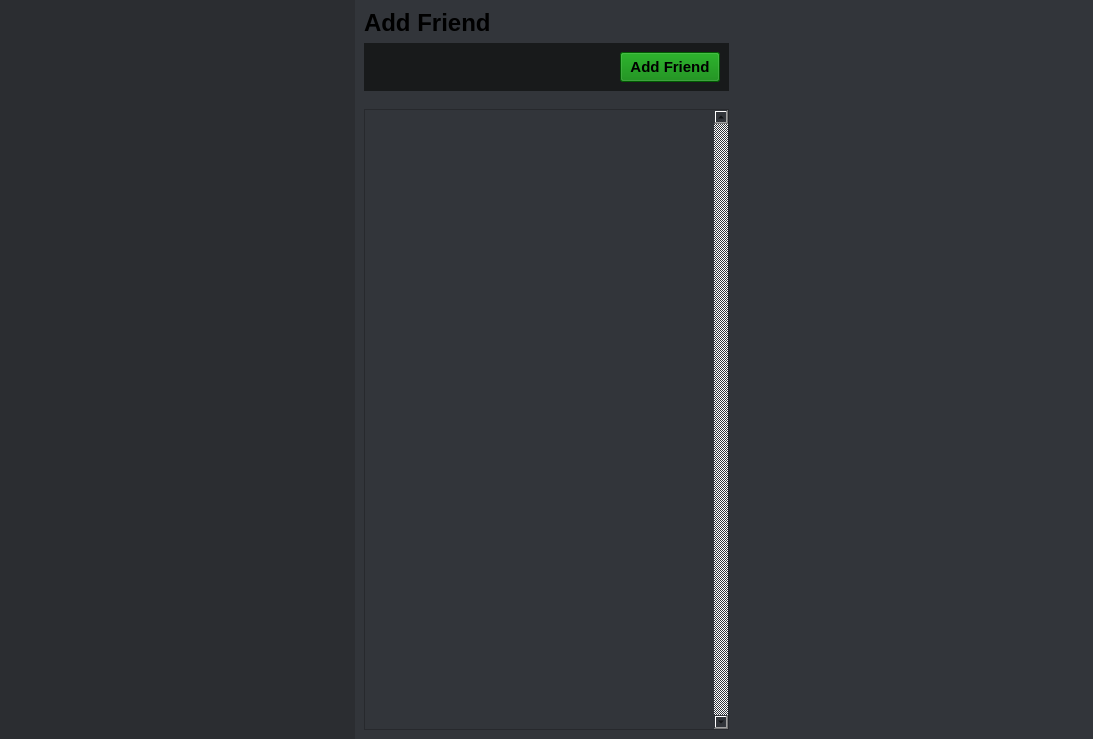
The window that mainwindow.ui (Didi305/Discard) describes before a commit, drawn with Qt 5.
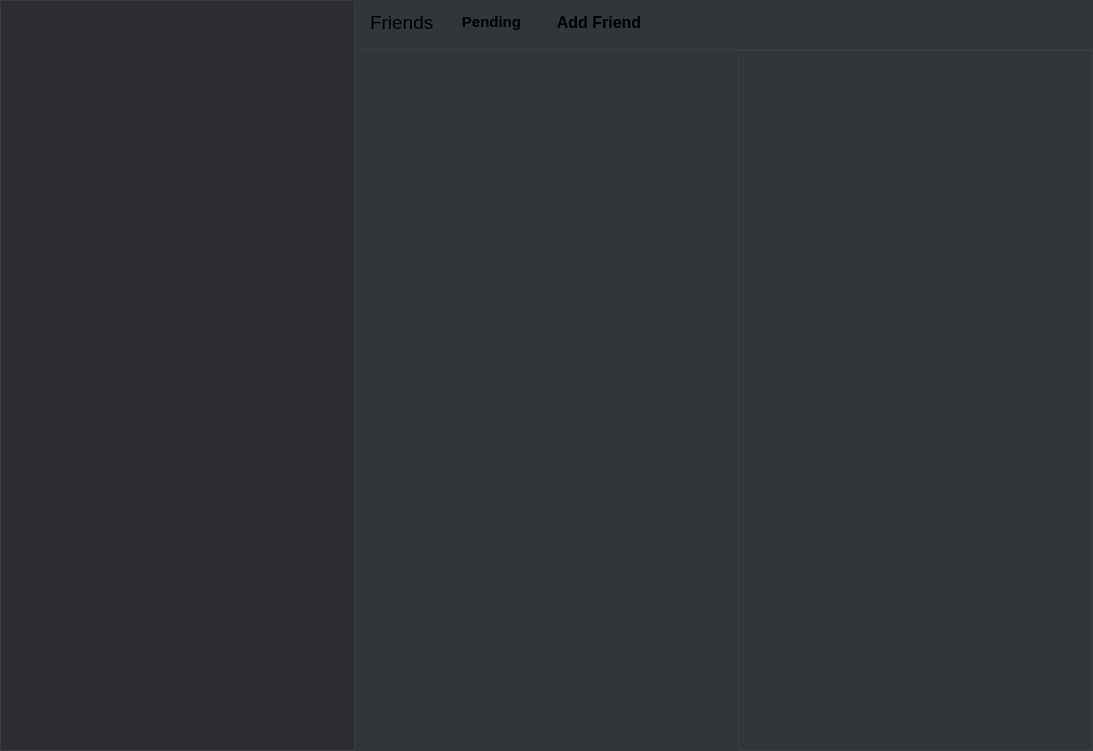
The same window after the commit. Icons and pictures are not drawn.

The edit to the form file:
```diff
--- a/mainwindow.ui
+++ b/mainwindow.ui
@@ -7,7 +7,7 @@
     <x>0</x>
     <y>0</y>
     <width>1093</width>
-    <height>739</height>
+    <height>751</height>
    </rect>
   </property>
   <property name="windowTitle">
@@ -16,8 +16,8 @@
   <property name="windowIcon">
    <iconset theme="QIcon::ThemeIcon::AddressBookNew"/>
   </property>
-  <widget class="QWidget" name="centralwidget">
-   <layout class="QHBoxLayout" name="horizontalLayout" stretch="0,1,0">
+  <widget class="QWidget" name="mainContainer">
+   <layout class="QHBoxLayout" name="horizontalLayout_3">
     <property name="spacing">
      <number>0</number>
     </property>
@@ -35,6 +35,9 @@
     </property>
     <item>
      <layout class="QVBoxLayout" name="verticalLayoutLeft">
+      <property name="spacing">
+       <number>0</number>
+      </property>
       <item>
        <widget class="QWidget" name="widget_2" native="true">
         <property name="minimumSize">
@@ -513,118 +516,21 @@
          </palette>
         </property>
         <property name="styleSheet">
-         <string notr="true">background-color: #2b2d31</string>
+         <string notr="true">background-color: #2b2d31;
+
+border: 1px solid #3a3c43;</string>
         </property>
        </widget>
       </item>
      </layout>
     </item>
     <item>
-     <layout class="QVBoxLayout" name="verticalLayoutCenter">
-      <property name="spacing">
-       <number>2</number>
-      </property>
-      <item>
-       <widget class="QStackedWidget" name="stackedWidget">
-        <property name="palette">
-         <palette>
-          <active>
-           <colorrole role="Button">
-            <brush brushstyle="SolidPattern">
-             <color alpha="255">
-              <red>50</red>
-              <green>53</green>
-              <blue>58</blue>
-             </color>
-            </brush>
-           </colorrole>
-           <colorrole role="Base">
-            <brush brushstyle="SolidPattern">
-             <color alpha="255">
-              <red>50</red>
-              <green>53</green>
-              <blue>58</blue>
-             </color>
-            </brush>
-           </colorrole>
-           <colorrole role="Window">
-            <brush brushstyle="SolidPattern">
-             <color alpha="255">
-              <red>50</red>
-              <green>53</green>
-              <blue>58</blue>
-             </color>
-            </brush>
-           </colorrole>
-          </active>
-          <inactive>
-           <colorrole role="Button">
-            <brush brushstyle="SolidPattern">
-             <color alpha="255">
-              <red>50</red>
-              <green>53</green>
-              <blue>58</blue>
-             </color>
-            </brush>
-           </colorrole>
-           <colorrole role="Base">
-            <brush brushstyle="SolidPattern">
-             <color alpha="255">
-              <red>50</red>
-              <green>53</green>
-              <blue>58</blue>
-             </color>
-            </brush>
-           </colorrole>
-           <colorrole role="Window">
-            <brush brushstyle="SolidPattern">
-             <color alpha="255">
-              <red>50</red>
-              <green>53</green>
-              <blue>58</blue>
-             </color>
-            </brush>
-           </colorrole>
-          </inactive>
-          <disabled>
-           <colorrole role="Button">
-            <brush brushstyle="SolidPattern">
-             <color alpha="255">
-              <red>50</red>
-              <green>53</green>
-              <blue>58</blue>
-             </color>
-            </brush>
-           </colorrole>
-           <colorrole role="Base">
-            <brush brushstyle="SolidPattern">
-             <color alpha="255">
-              <red>50</red>
-              <green>53</green>
-              <blue>58</blue>
-             </color>
-            </brush>
-           </colorrole>
-           <colorrole role="Window">
-            <brush brushstyle="SolidPattern">
-             <color alpha="255">
-              <red>50</red>
-              <green>53</green>
-              <blue>58</blue>
-             </color>
-            </brush>
-           </colorrole>
-          </disabled>
-         </palette>
-        </property>
+     <widget class="QStackedWidget" name="topBarColumnsContainer">
         <property name="styleSheet">
-         <string notr="true">background-color: #32353a</string>
-        </property>
-        <property name="currentIndex">
-         <number>0</number>
-        </property>
-        <widget class="QWidget" name="friends">
-         <layout class="QVBoxLayout" name="verticalLayout" stretch="0,1">
+       <string notr="true"/>
+      </property>
+      <widget class="QWidget" name="friends" native="true">
+       <layout class="QVBoxLayout" name="verticalLayout_4">
           <property name="spacing">
            <number>0</number>
           </property>
@@ -641,34 +547,21 @@
            <number>0</number>
           </property>
           <item>
-           <widget class="QWidget" name="addFriend" native="true">
-            <property name="autoFillBackground">
-             <bool>false</bool>
-            </property>
-            <property name="styleSheet">
-             <string notr="true"/>
-            </property>
-            <layout class="QVBoxLayout" name="verticalLayout_2">
-             <item>
-              <widget class="QLabel" name="label">
-               <property name="font">
-                <font>
-                 <pointsize>18</pointsize>
-                 <bold>true</bold>
-                </font>
-               </property>
-               <property name="text">
-                <string>Add Friend</string>
-               </property>
-              </widget>
-             </item>
-             <item>
-              <widget class="QFrame" name="addFriendFrame">
-               <property name="autoFillBackground">
-                <bool>false</bool>
-               </property>
+         <widget class="QFrame" name="topBarFrame">
+          <property name="minimumSize">
+           <size>
+            <width>50</width>
+            <height>50</height>
+           </size>
+          </property>
+          <property name="layoutDirection">
+           <enum>Qt::LayoutDirection::LeftToRight</enum>
+          </property>
                <property name="styleSheet">
-                <string notr="true">background-color: rgb(24, 26, 27)</string>
+           <string notr="true">#topBarFrame {
+    border-bottom:1px solid #3a3c43;
+	background: #32353a;
+}</string>
                </property>
                <property name="frameShape">
                 <enum>QFrame::Shape::NoFrame</enum>
@@ -676,101 +569,280 @@
                <property name="frameShadow">
                 <enum>QFrame::Shadow::Raised</enum>
                </property>
-               <layout class="QHBoxLayout" name="addFriendLayout">
+          <property name="lineWidth">
+           <number>0</number>
+          </property>
+          <layout class="QHBoxLayout" name="horizontalLayout_2">
+           <property name="spacing">
+            <number>20</number>
+           </property>
+           <property name="leftMargin">
+            <number>15</number>
+           </property>
+           <property name="topMargin">
+            <number>5</number>
+           </property>
+           <property name="rightMargin">
+            <number>10</number>
+           </property>
+           <property name="bottomMargin">
+            <number>10</number>
+           </property>
                 <item>
-                 <widget class="QLineEdit" name="addFriendInput">
-                  <property name="frame">
-                   <bool>false</bool>
+            <widget class="QLabel" name="label">
+             <property name="sizePolicy">
+              <sizepolicy hsizetype="Fixed" vsizetype="Preferred">
+               <horstretch>0</horstretch>
+               <verstretch>0</verstretch>
+              </sizepolicy>
+             </property>
+             <property name="maximumSize">
+              <size>
+               <width>100</width>
+               <height>20</height>
+              </size>
+             </property>
+             <property name="font">
+              <font>
+               <pointsize>14</pointsize>
+               <fontweight>ExtraBold</fontweight>
+              </font>
+             </property>
+             <property name="text">
+              <string>Friends</string>
                   </property>
                  </widget>
                 </item>
                 <item>
-                 <widget class="QPushButton" name="addFriendButton">
-                  <property name="minimumSize">
+            <widget class="QPushButton" name="outgoing">
+             <property name="sizePolicy">
+              <sizepolicy hsizetype="Fixed" vsizetype="Fixed">
+               <horstretch>0</horstretch>
+               <verstretch>0</verstretch>
+              </sizepolicy>
+             </property>
+             <property name="maximumSize">
                    <size>
-                    <width>100</width>
-                    <height>30</height>
+               <width>75</width>
+               <height>16777215</height>
                    </size>
                   </property>
                   <property name="font">
                    <font>
                     <pointsize>11</pointsize>
+               <italic>false</italic>
                     <bold>true</bold>
+               <underline>false</underline>
+               <strikeout>false</strikeout>
+               <kerning>true</kerning>
                    </font>
                   </property>
                   <property name="cursor">
                    <cursorShape>PointingHandCursor</cursorShape>
                   </property>
                   <property name="styleSheet">
-                   <string notr="true">background-color: green</string>
+              <string notr="true">#outgoing { 
+	background: #32353a; 
+}
+
+#outgoing:hover { 
+	background: #2f8f54; 
+}</string>
                   </property>
                   <property name="text">
-                   <string>Add Friend</string>
+              <string>Pending</string>
                   </property>
                   <property name="flat">
-                   <bool>false</bool>
-                  </property>
-                 </widget>
-                </item>
-               </layout>
-              </widget>
-             </item>
-            </layout>
-           </widget>
-          </item>
-          <item>
-           <widget class="QWidget" name="PendingRequestList" native="true">
-            <layout class="QHBoxLayout" name="horizontalLayout_3">
-             <item>
-              <widget class="QScrollArea" name="scrollAreaPending">
-               <property name="styleSheet">
-                <string notr="true"/>
-               </property>
-               <property name="verticalScrollBarPolicy">
-                <enum>Qt::ScrollBarPolicy::ScrollBarAlwaysOn</enum>
-               </property>
-               <property name="sizeAdjustPolicy">
-                <enum>QAbstractScrollArea::SizeAdjustPolicy::AdjustIgnored</enum>
-               </property>
-               <property name="widgetResizable">
                 <bool>true</bool>
                </property>
-               <property name="alignment">
-                <set>Qt::AlignmentFlag::AlignBottom|Qt::AlignmentFlag::AlignRight|Qt::AlignmentFlag::AlignTrailing</set>
-               </property>
-               <widget class="QWidget" name="scrollAreaWidgetContents">
-                <property name="geometry">
-                 <rect>
-                  <x>0</x>
-                  <y>0</y>
-                  <width>343</width>
-                  <height>592</height>
-                 </rect>
-                </property>
+            </widget>
+           </item>
+           <item>
+            <widget class="QPushButton" name="addFriend">
                 <property name="sizePolicy">
-                 <sizepolicy hsizetype="Expanding" vsizetype="Preferred">
+              <sizepolicy hsizetype="Fixed" vsizetype="Fixed">
                   <horstretch>0</horstretch>
                   <verstretch>0</verstretch>
                  </sizepolicy>
                 </property>
-                <layout class="QVBoxLayout" name="verticalLayout_4">
-                 <item>
-                  <layout class="QVBoxLayout" name="listLayout">
-                   <property name="spacing">
-                    <number>0</number>
-                   </property>
-                  </layout>
-                 </item>
-                </layout>
-               </widget>
-              </widget>
-             </item>
-            </layout>
-           </widget>
+             <property name="minimumSize">
+              <size>
+               <width>100</width>
+               <height>0</height>
+              </size>
+             </property>
+             <property name="maximumSize">
+              <size>
+               <width>75</width>
+               <height>16777215</height>
+              </size>
+             </property>
+             <property name="font">
+              <font>
+               <pointsize>12</pointsize>
+               <bold>true</bold>
+              </font>
+             </property>
+             <property name="cursor">
+              <cursorShape>PointingHandCursor</cursorShape>
+             </property>
+             <property name="autoFillBackground">
+              <bool>false</bool>
+             </property>
+             <property name="styleSheet">
+              <string notr="true">#addFriend:hover { background:#2f8f54; }
+
+#addFriend{background: #32353a;}</string>
+             </property>
+             <property name="text">
+              <string>Add Friend</string>
+             </property>
+             <property name="flat">
+              <bool>true</bool>
+             </property>
+            </widget>
+           </item>
+           <item>
+            <spacer name="horizontalSpacer">
+             <property name="orientation">
+              <enum>Qt::Orientation::Horizontal</enum>
+             </property>
+             <property name="sizeHint" stdset="0">
+              <size>
+               <width>40</width>
+               <height>20</height>
+              </size>
+             </property>
+            </spacer>
           </item>
          </layout>
         </widget>
-        <widget class="QWidget" name="directMessages"/>
+        </item>
+        <item>
+         <widget class="QWidget" name="columnsContainer" native="true">
+          <property name="styleSheet">
+           <string notr="true"/>
+          </property>
+          <layout class="QHBoxLayout" name="horizontalLayout">
+           <property name="spacing">
+            <number>0</number>
+           </property>
+           <property name="leftMargin">
+            <number>0</number>
+           </property>
+           <property name="topMargin">
+            <number>0</number>
+           </property>
+           <property name="rightMargin">
+            <number>0</number>
+           </property>
+           <property name="bottomMargin">
+            <number>0</number>
+           </property>
+           <item>
+            <layout class="QVBoxLayout" name="verticalLayoutCenter">
+             <property name="spacing">
+              <number>0</number>
+             </property>
+             <item>
+              <widget class="QStackedWidget" name="ADD_OUTGOING">
+               <property name="palette">
+                <palette>
+                 <active>
+                  <colorrole role="Button">
+                   <brush brushstyle="SolidPattern">
+                    <color alpha="255">
+                     <red>50</red>
+                     <green>53</green>
+                     <blue>58</blue>
+                    </color>
+                   </brush>
+                  </colorrole>
+                  <colorrole role="Base">
+                   <brush brushstyle="SolidPattern">
+                    <color alpha="255">
+                     <red>50</red>
+                     <green>53</green>
+                     <blue>58</blue>
+                    </color>
+                   </brush>
+                  </colorrole>
+                  <colorrole role="Window">
+                   <brush brushstyle="SolidPattern">
+                    <color alpha="255">
+                     <red>50</red>
+                     <green>53</green>
+                     <blue>58</blue>
+                    </color>
+                   </brush>
+                  </colorrole>
+                 </active>
+                 <inactive>
+                  <colorrole role="Button">
+                   <brush brushstyle="SolidPattern">
+                    <color alpha="255">
+                     <red>50</red>
+                     <green>53</green>
+                     <blue>58</blue>
+                    </color>
+                   </brush>
+                  </colorrole>
+                  <colorrole role="Base">
+                   <brush brushstyle="SolidPattern">
+                    <color alpha="255">
+                     <red>50</red>
+                     <green>53</green>
+                     <blue>58</blue>
+                    </color>
+                   </brush>
+                  </colorrole>
+                  <colorrole role="Window">
+                   <brush brushstyle="SolidPattern">
+                    <color alpha="255">
+                     <red>50</red>
+                     <green>53</green>
+                     <blue>58</blue>
+                    </color>
+                   </brush>
+                  </colorrole>
+                 </inactive>
+                 <disabled>
+                  <colorrole role="Button">
+                   <brush brushstyle="SolidPattern">
+                    <color alpha="255">
+                     <red>50</red>
+                     <green>53</green>
+                     <blue>58</blue>
+                    </color>
+                   </brush>
+                  </colorrole>
+                  <colorrole role="Base">
+                   <brush brushstyle="SolidPattern">
+                    <color alpha="255">
+                     <red>50</red>
+                     <green>53</green>
+                     <blue>58</blue>
+                    </color>
+                   </brush>
+                  </colorrole>
+                  <colorrole role="Window">
+                   <brush brushstyle="SolidPattern">
+                    <color alpha="255">
+                     <red>50</red>
+                     <green>53</green>
+                     <blue>58</blue>
+                    </color>
+                   </brush>
+                  </colorrole>
+                 </disabled>
+                </palette>
+               </property>
+               <property name="styleSheet">
+                <string notr="true">background-color: #32353a</string>
+               </property>
+               <property name="currentIndex">
+                <number>-1</number>
+               </property>
        </widget>
       </item>
      </layout>
@@ -877,11 +949,21 @@
          </palette>
         </property>
         <property name="styleSheet">
-         <string notr="true">background-color: #32353a</string>
+                <string notr="true">background-color: #32353a;
+
+border: 1px solid #3a3c43;</string>
         </property>
        </widget>
       </item>
      </layout>
+           </item>
+          </layout>
+         </widget>
+        </item>
+       </layout>
+      </widget>
+      <widget class="QWidget" name="directMessages"/>
+     </widget>
     </item>
    </layout>
   </widget>
```
Lines whose indentation alone changed are shown as unchanged.
